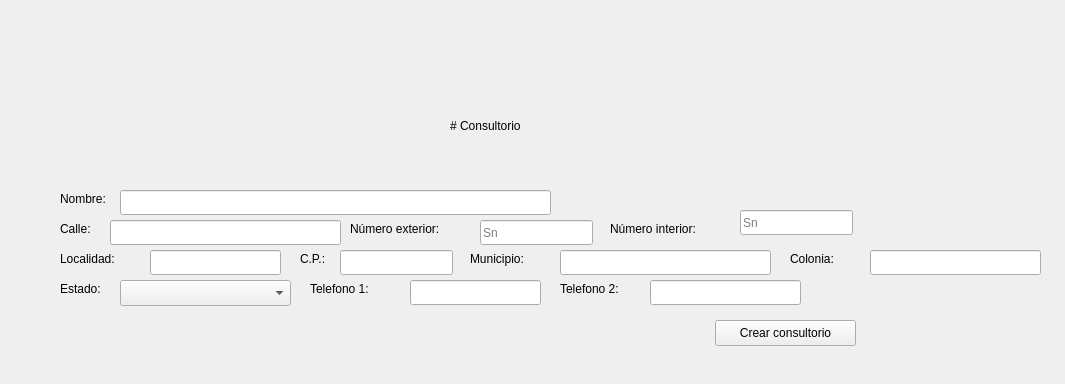
AsgardUtvt/ProyectoIntegrador1, file Documentacion/QtDesigner/consultorio_crear.ui: the form before one commit.
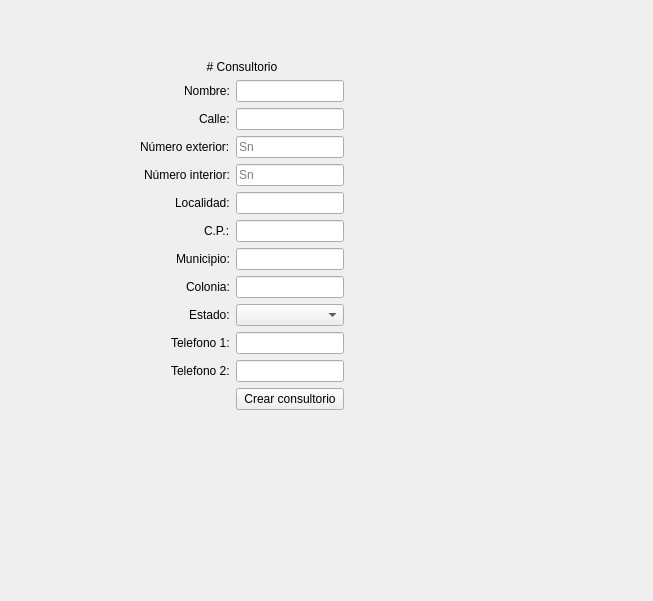
The form after the commit.

Patch:
```diff
--- a/Documentacion/QtDesigner/consultorio_crear.ui
+++ b/Documentacion/QtDesigner/consultorio_crear.ui
@@ -6,303 +6,178 @@
    <rect>
     <x>0</x>
     <y>0</y>
-    <width>1065</width>
-    <height>384</height>
+    <width>653</width>
+    <height>601</height>
    </rect>
   </property>
   <property name="windowTitle">
    <string>SIHMED - Crear consultorio</string>
   </property>
-  <widget class="QLineEdit" name="le_municipio">
+  <widget class="QWidget" name="formLayoutWidget">
    <property name="geometry">
     <rect>
-     <x>560</x>
-     <y>250</y>
-     <width>211</width>
-     <height>25</height>
+     <x>140</x>
+     <y>60</y>
+     <width>371</width>
+     <height>444</height>
     </rect>
    </property>
-  </widget>
+   <layout class="QFormLayout" name="formLayout">
+    <property name="sizeConstraint">
+     <enum>QLayout::SizeConstraint::SetFixedSize</enum>
+    </property>
+    <property name="labelAlignment">
+     <set>Qt::AlignmentFlag::AlignRight|Qt::AlignmentFlag::AlignTrailing|Qt::AlignmentFlag::AlignVCenter</set>
+    </property>
+    <property name="formAlignment">
+     <set>Qt::AlignmentFlag::AlignCenter</set>
+    </property>
+    <item row="1" column="0">
+     <widget class="QLabel" name="label_2">
+      <property name="text">
+       <string>Nombre:</string>
+      </property>
+     </widget>
+    </item>
+    <item row="1" column="1">
+     <widget class="QLineEdit" name="le_nombre_consultorio"/>
+    </item>
+    <item row="2" column="0">
+     <widget class="QLabel" name="label_3">
+      <property name="text">
+       <string>Calle:</string>
+      </property>
+     </widget>
+    </item>
+    <item row="2" column="1">
+     <widget class="QLineEdit" name="le_calle"/>
+    </item>
+    <item row="3" column="0">
+     <widget class="QLabel" name="label_6">
+      <property name="text">
+       <string>Número exterior:</string>
+      </property>
+     </widget>
+    </item>
+    <item row="3" column="1">
+     <widget class="QLineEdit" name="le_num_exterior">
+      <property name="placeholderText">
+       <string>Sn</string>
+      </property>
+     </widget>
+    </item>
+    <item row="4" column="0">
   <widget class="QLabel" name="label_7">
-   <property name="geometry">
-    <rect>
-     <x>610</x>
-     <y>220</y>
-     <width>131</width>
-     <height>18</height>
-    </rect>
-   </property>
    <property name="text">
     <string>Número interior:</string>
    </property>
   </widget>
+    </item>
+    <item row="4" column="1">
   <widget class="QLineEdit" name="le_num_interior">
-   <property name="geometry">
-    <rect>
-     <x>740</x>
-     <y>210</y>
-     <width>113</width>
-     <height>25</height>
-    </rect>
-   </property>
    <property name="placeholderText">
     <string>Sn</string>
    </property>
   </widget>
+    </item>
+    <item row="5" column="0">
   <widget class="QLabel" name="label_4">
-   <property name="geometry">
-    <rect>
-     <x>60</x>
-     <y>250</y>
-     <width>151</width>
-     <height>18</height>
-    </rect>
-   </property>
    <property name="text">
     <string>Localidad:</string>
    </property>
   </widget>
-  <widget class="QLabel" name="label">
-   <property name="geometry">
-    <rect>
-     <x>450</x>
-     <y>100</y>
-     <width>191</width>
-     <height>51</height>
-    </rect>
-   </property>
-   <property name="text">
-    <string># Consultorio</string>
-   </property>
-   <property name="textFormat">
-    <enum>Qt::TextFormat::MarkdownText</enum>
-   </property>
-  </widget>
-  <widget class="QLabel" name="label_3">
-   <property name="geometry">
-    <rect>
-     <x>60</x>
-     <y>220</y>
-     <width>51</width>
-     <height>18</height>
-    </rect>
-   </property>
-   <property name="text">
-    <string>Calle:</string>
-   </property>
-  </widget>
-  <widget class="QLabel" name="label_5">
-   <property name="geometry">
-    <rect>
-     <x>60</x>
-     <y>280</y>
-     <width>61</width>
-     <height>18</height>
-    </rect>
-   </property>
-   <property name="text">
-    <string>Estado:</string>
-   </property>
-  </widget>
+    </item>
+    <item row="5" column="1">
+     <widget class="QLineEdit" name="le_localidad"/>
+    </item>
+    <item row="6" column="0">
   <widget class="QLabel" name="label_8">
-   <property name="geometry">
-    <rect>
-     <x>300</x>
-     <y>250</y>
-     <width>41</width>
-     <height>18</height>
-    </rect>
-   </property>
    <property name="text">
     <string>C.P.:</string>
    </property>
   </widget>
+    </item>
+    <item row="6" column="1">
+     <widget class="QLineEdit" name="le_cp"/>
+    </item>
+    <item row="7" column="0">
   <widget class="QLabel" name="label_9">
-   <property name="geometry">
-    <rect>
-     <x>470</x>
-     <y>250</y>
-     <width>91</width>
-     <height>18</height>
-    </rect>
-   </property>
    <property name="text">
     <string>Municipio:</string>
    </property>
   </widget>
-  <widget class="QLineEdit" name="le_calle">
-   <property name="geometry">
-    <rect>
-     <x>110</x>
-     <y>220</y>
-     <width>231</width>
-     <height>25</height>
-    </rect>
-   </property>
-  </widget>
-  <widget class="QLineEdit" name="le_num_exterior">
-   <property name="geometry">
-    <rect>
-     <x>480</x>
-     <y>220</y>
-     <width>113</width>
-     <height>25</height>
-    </rect>
-   </property>
-   <property name="placeholderText">
-    <string>Sn</string>
-   </property>
-  </widget>
-  <widget class="QLineEdit" name="le_cp">
-   <property name="geometry">
-    <rect>
-     <x>340</x>
-     <y>250</y>
-     <width>113</width>
-     <height>25</height>
-    </rect>
-   </property>
-  </widget>
-  <widget class="QLineEdit" name="le_nombre_consultorio">
-   <property name="geometry">
-    <rect>
-     <x>120</x>
-     <y>190</y>
-     <width>431</width>
-     <height>25</height>
-    </rect>
-   </property>
-  </widget>
+    </item>
+    <item row="7" column="1">
+     <widget class="QLineEdit" name="le_municipio"/>
+    </item>
+    <item row="8" column="0">
+     <widget class="QLabel" name="label_12">
+      <property name="text">
+       <string>Colonia:</string>
+      </property>
+     </widget>
+    </item>
+    <item row="8" column="1">
+     <widget class="QLineEdit" name="le_colonia"/>
+    </item>
+    <item row="9" column="0">
+     <widget class="QLabel" name="label_5">
+      <property name="text">
+       <string>Estado:</string>
+      </property>
+     </widget>
+    </item>
+    <item row="9" column="1">
   <widget class="QComboBox" name="cb_estado">
-   <property name="geometry">
-    <rect>
-     <x>120</x>
-     <y>280</y>
-     <width>171</width>
-     <height>26</height>
-    </rect>
-   </property>
    <property name="maxCount">
     <number>34</number>
    </property>
   </widget>
-  <widget class="QPushButton" name="pb_crear_consultorio">
-   <property name="geometry">
-    <rect>
-     <x>715</x>
-     <y>320</y>
-     <width>141</width>
-     <height>26</height>
-    </rect>
-   </property>
-   <property name="text">
-    <string>Crear consultorio</string>
-   </property>
-  </widget>
-  <widget class="QLabel" name="label_6">
-   <property name="geometry">
-    <rect>
-     <x>350</x>
-     <y>220</y>
-     <width>131</width>
-     <height>18</height>
-    </rect>
-   </property>
-   <property name="text">
-    <string>Número exterior:</string>
-   </property>
-  </widget>
-  <widget class="QLineEdit" name="le_localidad">
-   <property name="geometry">
-    <rect>
-     <x>150</x>
-     <y>250</y>
-     <width>131</width>
-     <height>25</height>
-    </rect>
-   </property>
-  </widget>
-  <widget class="QLabel" name="label_2">
-   <property name="geometry">
-    <rect>
-     <x>60</x>
-     <y>190</y>
-     <width>61</width>
-     <height>18</height>
-    </rect>
-   </property>
-   <property name="text">
-    <string>Nombre:</string>
-   </property>
-  </widget>
+    </item>
+    <item row="10" column="0">
   <widget class="QLabel" name="label_10">
-   <property name="geometry">
-    <rect>
-     <x>310</x>
-     <y>280</y>
-     <width>91</width>
-     <height>18</height>
-    </rect>
-   </property>
    <property name="text">
     <string>Telefono 1:</string>
    </property>
   </widget>
-  <widget class="QLineEdit" name="le_telefono">
-   <property name="geometry">
-    <rect>
-     <x>410</x>
-     <y>280</y>
-     <width>131</width>
-     <height>25</height>
-    </rect>
-   </property>
-  </widget>
+    </item>
+    <item row="10" column="1">
+     <widget class="QLineEdit" name="le_telefono"/>
+    </item>
+    <item row="11" column="0">
   <widget class="QLabel" name="label_11">
-   <property name="geometry">
-    <rect>
-     <x>560</x>
-     <y>280</y>
-     <width>91</width>
-     <height>18</height>
-    </rect>
-   </property>
    <property name="text">
     <string>Telefono 2:</string>
    </property>
   </widget>
-  <widget class="QLineEdit" name="le_telefono_dos">
-   <property name="geometry">
-    <rect>
-     <x>650</x>
-     <y>280</y>
-     <width>151</width>
-     <height>25</height>
-    </rect>
-   </property>
-  </widget>
-  <widget class="QLabel" name="label_12">
-   <property name="geometry">
-    <rect>
-     <x>790</x>
-     <y>250</y>
-     <width>71</width>
-     <height>18</height>
-    </rect>
+    </item>
+    <item row="11" column="1">
+     <widget class="QLineEdit" name="le_telefono_dos"/>
+    </item>
+    <item row="12" column="1">
+     <widget class="QPushButton" name="pb_crear_consultorio">
+      <property name="text">
+       <string>Crear consultorio</string>
+      </property>
+     </widget>
+    </item>
+    <item row="0" column="0" colspan="2">
+     <widget class="QLabel" name="label">
+      <property name="layoutDirection">
+       <enum>Qt::LayoutDirection::RightToLeft</enum>
    </property>
    <property name="text">
-    <string>Colonia:</string>
-   </property>
-  </widget>
-  <widget class="QLineEdit" name="le_colonia">
-   <property name="geometry">
-    <rect>
-     <x>870</x>
-     <y>250</y>
-     <width>171</width>
-     <height>25</height>
-    </rect>
-   </property>
+       <string># Consultorio</string>
+      </property>
+      <property name="textFormat">
+       <enum>Qt::TextFormat::MarkdownText</enum>
+      </property>
+      <property name="alignment">
+       <set>Qt::AlignmentFlag::AlignCenter</set>
+      </property>
+     </widget>
+    </item>
+   </layout>
   </widget>
  </widget>
  <resources/>
```
Lines whose indentation alone changed are shown as unchanged.
